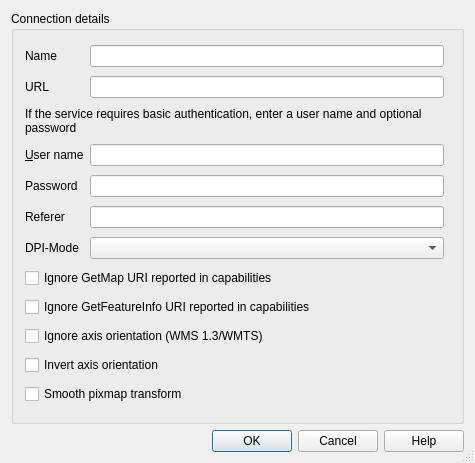
The window that src/ui/qgsnewhttpconnectionbase.ui (carsmie/QGIS) describes before a commit, drawn with Qt 5.
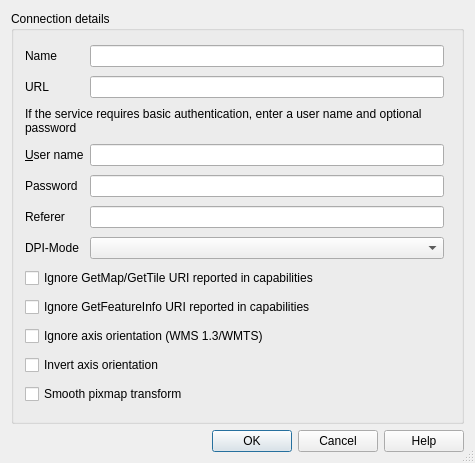
The same window after the commit.

Commit message: optionally use base url for WMTS GetTile requests (implements #8595)

Patch:
```diff
--- a/src/ui/qgsnewhttpconnectionbase.ui
+++ b/src/ui/qgsnewhttpconnectionbase.ui
@@ -154,7 +154,7 @@
       <item row="12" column="0" colspan="2">
        <widget class="QCheckBox" name="cbxIgnoreGetMapURI">
         <property name="text">
-         <string>Ignore GetMap URI reported in capabilities</string>
+         <string>Ignore GetMap/GetTile URI reported in capabilities</string>
         </property>
        </widget>
       </item>
```
The commit also changes 2 other files.
